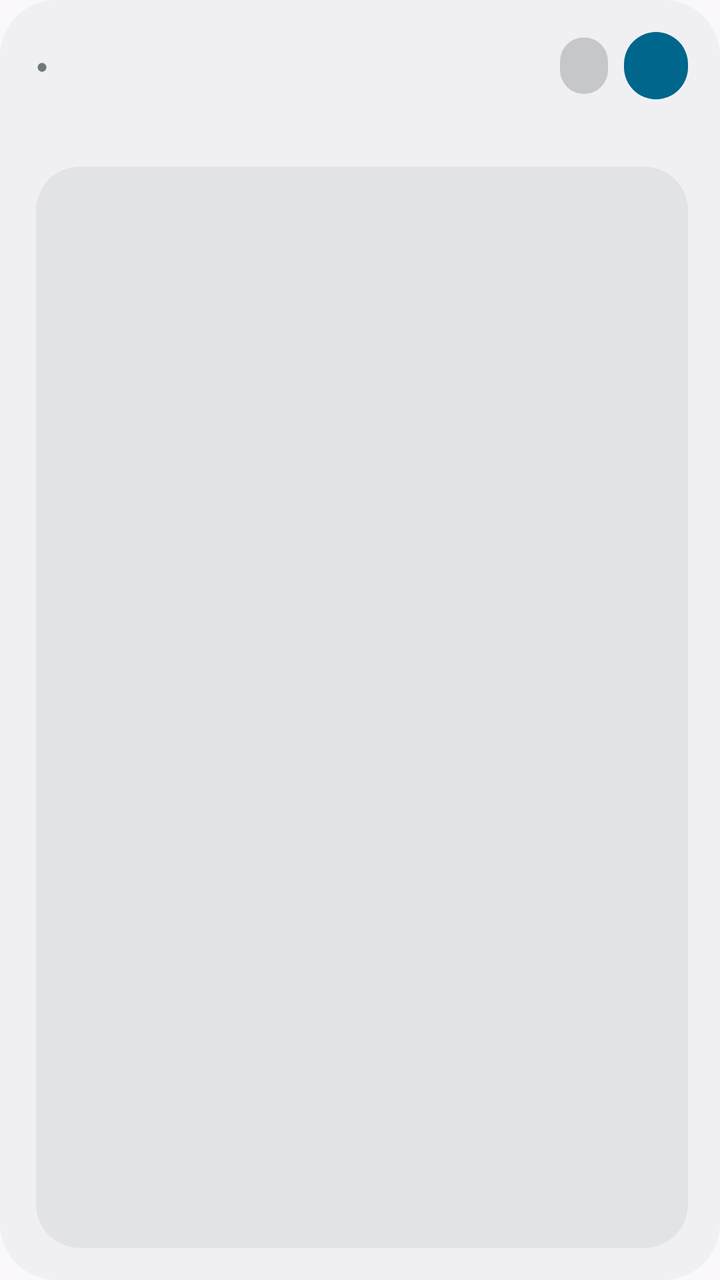
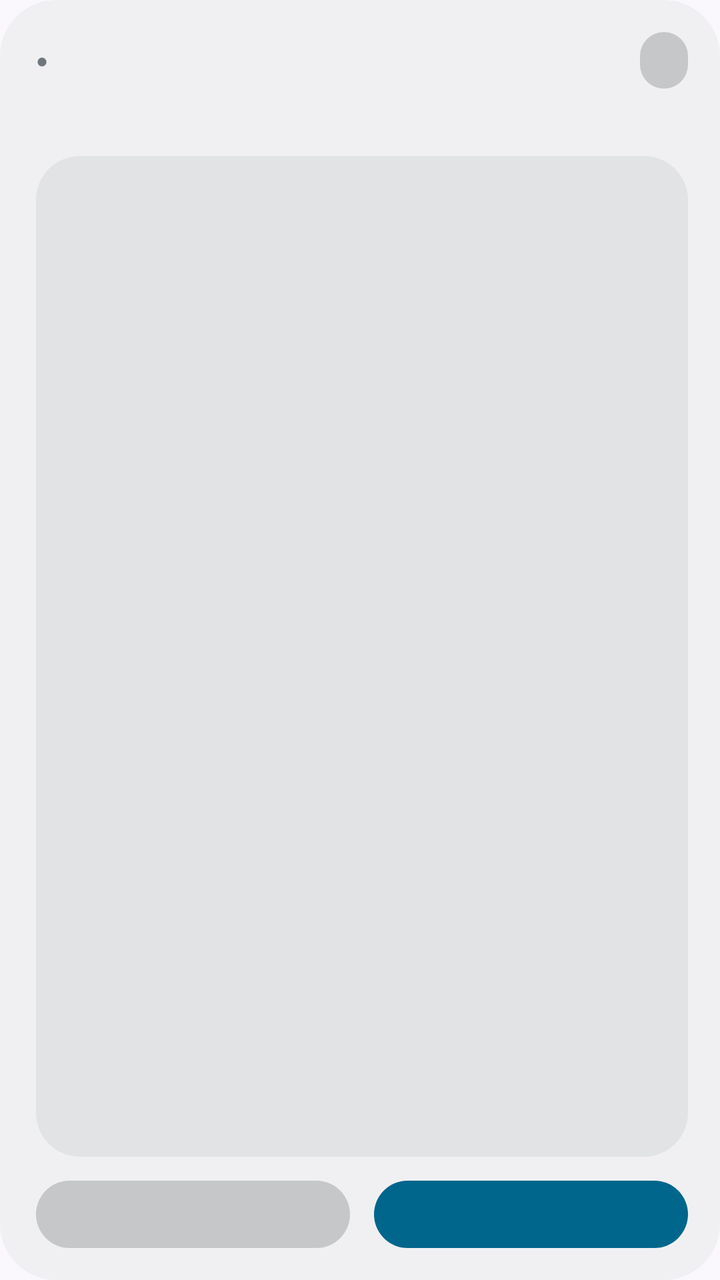

Compare the two renders of this Android layout. The source of the first and the diff that turns it into the second are given below.
<!-- AndroidManifest.xml: application theme Theme.DPM -->
<!-- res/layout/widget_presence_large.xml -->
<?xml version="1.0" encoding="utf-8"?>
<LinearLayout xmlns:android="http://schemas.android.com/apk/res/android"
    android:id="@+id/w_root"
    android:layout_width="match_parent"
    android:layout_height="match_parent"
    android:background="@drawable/widget_bg"
    android:orientation="vertical"
    android:paddingStart="18dp"
    android:paddingTop="16dp"
    android:paddingEnd="16dp"
    android:paddingBottom="16dp">

    <LinearLayout
        android:layout_width="match_parent"
        android:layout_height="wrap_content"
        android:gravity="center_vertical"
        android:orientation="horizontal">

        <TextView
            android:id="@+id/w_dot"
            android:layout_width="wrap_content"
            android:layout_height="wrap_content"
            android:layout_marginEnd="6dp"
            android:text="●"
            android:textSize="10sp" />

        <TextView
            android:id="@+id/w_title"
            android:layout_width="0dp"
            android:layout_height="wrap_content"
            android:layout_weight="1"
            android:ellipsize="end"
            android:fontFamily="sans-serif-medium"
            android:maxLines="1"
            android:textColor="@color/w_on_surface"
            android:textSize="16sp" />

        <TextView
            android:id="@+id/w_mode"
            android:layout_width="wrap_content"
            android:layout_height="wrap_content"
            android:layout_marginStart="8dp"
            android:background="@drawable/widget_chip_bg"
            android:fontFamily="sans-serif-medium"
            android:paddingStart="12dp"
            android:paddingTop="6dp"
            android:paddingEnd="12dp"
            android:paddingBottom="6dp"
            android:textColor="@color/w_on_surface"
            android:textSize="12sp" />

        <TextView
            android:id="@+id/w_button"
            android:layout_width="wrap_content"
            android:layout_height="wrap_content"
            android:layout_marginStart="8dp"
            android:background="@drawable/widget_button_bg"
            android:fontFamily="sans-serif-medium"
            android:paddingStart="16dp"
            android:paddingTop="8dp"
            android:paddingEnd="16dp"
            android:paddingBottom="8dp"
            android:textColor="@color/w_on_primary"
            android:textSize="13sp" />
    </LinearLayout>

    <TextView
        android:id="@+id/w_sub"
        android:layout_width="match_parent"
        android:layout_height="wrap_content"
        android:layout_marginTop="4dp"
        android:ellipsize="end"
        android:maxLines="1"
        android:textColor="@color/w_on_variant"
        android:textSize="13sp" />

    <LinearLayout
        android:id="@+id/w_preview"
        android:layout_width="match_parent"
        android:layout_height="0dp"
        android:layout_weight="1"
        android:layout_marginTop="12dp"
        android:background="@drawable/widget_preview_bg"
        android:gravity="center_vertical"
        android:orientation="horizontal"
        android:padding="14dp">

        <LinearLayout
            android:layout_width="0dp"
            android:layout_height="wrap_content"
            android:layout_weight="1"
            android:orientation="vertical">

            <TextView
                android:id="@+id/w_pv_verb"
                android:layout_width="wrap_content"
                android:layout_height="wrap_content"
                android:fontFamily="sans-serif-medium"
                android:textColor="@color/w_primary"
                android:textSize="11sp" />

            <TextView
                android:id="@+id/w_pv_name"
                android:layout_width="match_parent"
                android:layout_height="wrap_content"
                android:layout_marginTop="2dp"
                android:ellipsize="end"
                android:fontFamily="sans-serif-medium"
                android:maxLines="1"
                android:textColor="@color/w_on_surface"
                android:textSize="16sp" />

            <TextView
                android:id="@+id/w_pv_detail"
                android:layout_width="match_parent"
                android:layout_height="wrap_content"
                android:ellipsize="end"
                android:maxLines="2"
                android:textColor="@color/w_on_variant"
                android:textSize="12sp" />
        </LinearLayout>

        <ImageView
            android:id="@+id/w_art"
            android:layout_width="64dp"
            android:layout_height="64dp"
            android:layout_marginStart="12dp"
            android:scaleType="centerCrop"
            android:visibility="gone" />
    </LinearLayout>
</LinearLayout>
<!-- resources referenced by this layout -->
<resources>
  <color name="w_on_primary">#FFFFFFFF</color>
  <color name="w_on_surface">#FF1B1B21</color>
  <color name="w_on_variant">#FF46464F</color>
  <color name="w_primary">#FF4752C4</color>
  <!-- drawable widget_bg (drawable) -->
  <?xml version="1.0" encoding="utf-8"?>
  <shape xmlns:android="http://schemas.android.com/apk/res/android" android:shape="rectangle">
      <solid android:color="@color/w_surface" />
      <corners android:radius="28dp" />
  </shape>
  <!-- drawable widget_button_bg (drawable) -->
  <?xml version="1.0" encoding="utf-8"?>
  <shape xmlns:android="http://schemas.android.com/apk/res/android" android:shape="rectangle">
      <solid android:color="@color/w_primary" />
      <corners android:radius="100dp" />
  </shape>
  <!-- drawable widget_chip_bg (drawable) -->
  <?xml version="1.0" encoding="utf-8"?>
  <shape xmlns:android="http://schemas.android.com/apk/res/android" android:shape="rectangle">
      <solid android:color="@color/w_chip" />
      <corners android:radius="100dp" />
  </shape>
  <!-- drawable widget_preview_bg (drawable) -->
  <?xml version="1.0" encoding="utf-8"?>
  <shape xmlns:android="http://schemas.android.com/apk/res/android" android:shape="rectangle">
      <solid android:color="@color/w_container" />
      <corners android:radius="22dp" />
  </shape>
  <style name="Theme.DPM" parent="android:Theme.DeviceDefault.DayNight">
          <item name="android:windowActionBar">false</item>
          <item name="android:windowNoTitle">true</item>
          <item name="android:windowBackground">@color/window_bg</item>
          <item name="android:statusBarColor">@android:color/transparent</item>
          <item name="android:navigationBarColor">@android:color/transparent</item>
      </style>
  <color name="w_surface">#FFFBF8FD</color>
  <color name="w_chip">#FFE4E1E9</color>
  <color name="w_container">#FFEFEDF4</color>
  <color name="window_bg">#FFFBF8FD</color>
</resources>

<!-- the commit's change to res/layout/widget_presence_large.xml (unified diff, before → after) -->
@@ -48,20 +48,6 @@
             android:paddingBottom="6dp"
             android:textColor="@color/w_on_surface"
             android:textSize="12sp" />
-
-        <TextView
-            android:id="@+id/w_button"
-            android:layout_width="wrap_content"
-            android:layout_height="wrap_content"
-            android:layout_marginStart="8dp"
-            android:background="@drawable/widget_button_bg"
-            android:fontFamily="sans-serif-medium"
-            android:paddingStart="16dp"
-            android:paddingTop="8dp"
-            android:paddingEnd="16dp"
-            android:paddingBottom="8dp"
-            android:textColor="@color/w_on_primary"
-            android:textSize="13sp" />
     </LinearLayout>
 
     <TextView
@@ -128,4 +114,39 @@
             android:scaleType="centerCrop"
             android:visibility="gone" />
     </LinearLayout>
+
+    <LinearLayout
+        android:layout_width="match_parent"
+        android:layout_height="wrap_content"
+        android:layout_marginTop="12dp"
+        android:orientation="horizontal">
+
+        <TextView
+            android:id="@+id/w_pause"
+            android:layout_width="0dp"
+            android:layout_height="wrap_content"
+            android:layout_marginEnd="6dp"
+            android:layout_weight="1"
+            android:background="@drawable/widget_tonal_bg"
+            android:fontFamily="sans-serif-medium"
+            android:gravity="center"
+            android:paddingTop="8dp"
+            android:paddingBottom="8dp"
+            android:textColor="@color/w_on_surface"
+            android:textSize="13sp" />
+
+        <TextView
+            android:id="@+id/w_button"
+            android:layout_width="0dp"
+            android:layout_height="wrap_content"
+            android:layout_marginStart="6dp"
+            android:layout_weight="1"
+            android:background="@drawable/widget_button_bg"
+            android:fontFamily="sans-serif-medium"
+            android:gravity="center"
+            android:paddingTop="8dp"
+            android:paddingBottom="8dp"
+            android:textColor="@color/w_on_primary"
+            android:textSize="13sp" />
+    </LinearLayout>
 </LinearLayout>
<!-- resource entries referenced after the edit -->
@@ -28,6 +28,12 @@
       <solid android:color="@color/w_container" />
       <corners android:radius="22dp" />
   </shape>
+  <!-- drawable widget_tonal_bg (drawable) -->
+  <?xml version="1.0" encoding="utf-8"?>
+  <shape xmlns:android="http://schemas.android.com/apk/res/android" android:shape="rectangle">
+      <solid android:color="@color/w_chip" />
+      <corners android:radius="100dp" />
+  </shape>
   <style name="Theme.DPM" parent="android:Theme.DeviceDefault.DayNight">
           <item name="android:windowActionBar">false</item>
           <item name="android:windowNoTitle">true</item>
@@ -35,9 +41,9 @@
           <item name="android:statusBarColor">@android:color/transparent</item>
           <item name="android:navigationBarColor">@android:color/transparent</item>
       </style>
-  <color name="w_surface">#FFFBF8FD</color>
-  <color name="w_chip">#FFE4E1E9</color>
-  <color name="w_container">#FFEFEDF4</color>
+  <color name="w_surface">#FFEFEDF4</color>
+  <color name="w_chip">#FFE0E1F9</color>
+  <color name="w_container">#FFE9E7EF</color>
   <color name="window_bg">#FFFBF8FD</color>
 </resources>
 
